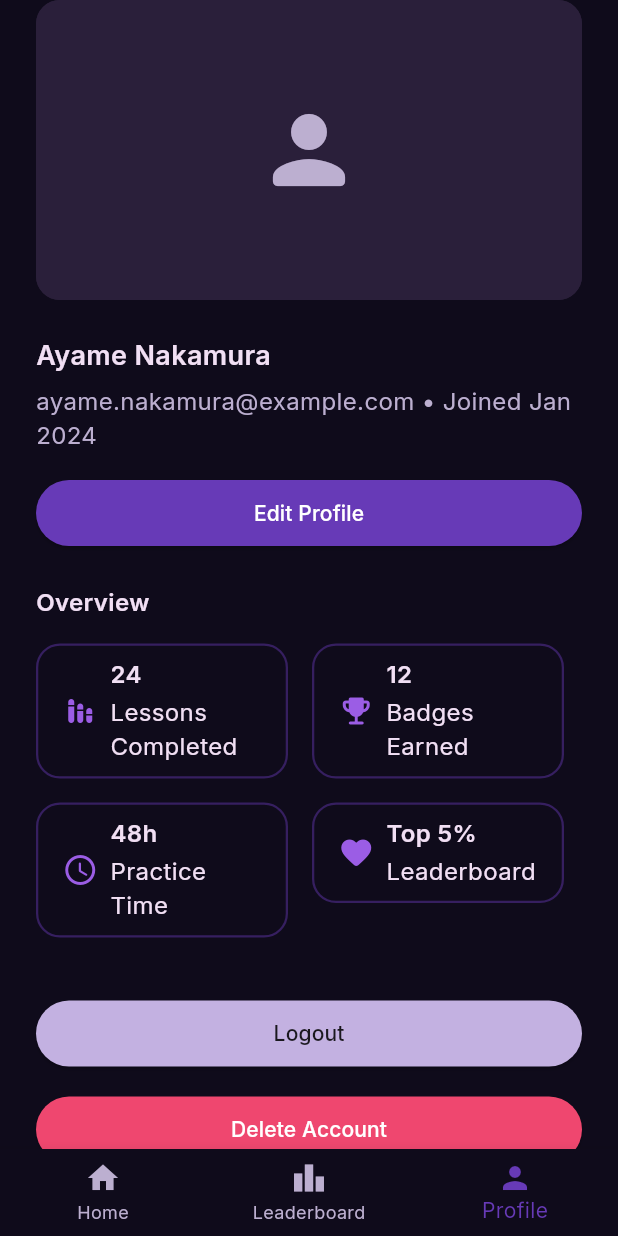
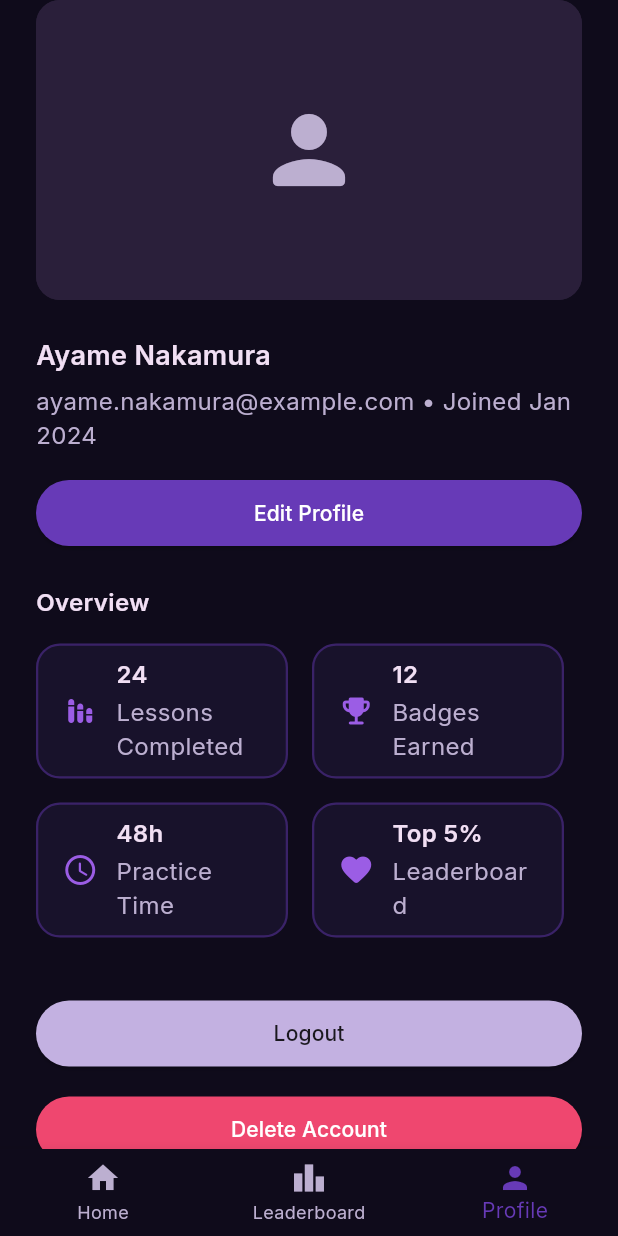
Before and after one commit to EzraArya/SIBI-Quest, a Flutter app: the ProfilePage screen opened by its route, on a phone screen of 412 x 824 dp. Run offline on Flutter 3.47's test engine with Material 3 defaults, Android fonts, the phone set to English and light mode, and no system bars; our stand-ins replace camera, go_router, permission_handler, smooth_page_indicator; missing offline and left inert: tflite_flutter.

Commit message:
Update image_text_box.dart

```diff
--- a/lib/shared/widgets/image_text_box.dart
+++ b/lib/shared/widgets/image_text_box.dart
@@ -11,6 +11,13 @@ class ImageTextBox extends StatelessWidget {
   final Color borderColor;
   final double borderWidth;
   final double borderRadius;
+  final Color backgroundColor;
+  final Color titleColor;
+  final Color descriptionColor;
+  final CustomTextType titleType;
+  final CustomTextType descriptionType;
+  final int descriptionMaxLines;
+  final double spacing;
 
   const ImageTextBox({
     super.key,
@@ -21,6 +28,13 @@ class ImageTextBox extends StatelessWidget {
     this.borderColor = AppColors.primary,
     this.borderWidth = 2,
     this.borderRadius = 6,
+    this.backgroundColor = Colors.transparent,
+    this.titleColor = AppColors.text,
+    this.descriptionColor = AppColors.text,
+    this.titleType = CustomTextType.bodyBold,
+    this.descriptionType = CustomTextType.text,
+    this.descriptionMaxLines = 2,
+    this.spacing = 8,
   });
 
   @override
@@ -29,7 +43,7 @@ class ImageTextBox extends StatelessWidget {
       width: double.infinity,
       padding: padding,
       decoration: BoxDecoration(
-        color: Colors.transparent,
+        color: backgroundColor,
         borderRadius: BorderRadius.circular(borderRadius),
         border: Border.all(color: borderColor, width: borderWidth),
       ),
@@ -37,23 +51,19 @@ class ImageTextBox extends StatelessWidget {
         crossAxisAlignment: CrossAxisAlignment.center,
         children: [
           icon,
-          const SizedBox(width: 8),
+          SizedBox(width: spacing),
           Expanded(
             child: Column(
               crossAxisAlignment: CrossAxisAlignment.start,
               mainAxisSize: MainAxisSize.min,
               children: [
-                CustomText(
-                  text: title,
-                  type: CustomTextType.bodyBold,
-                  color: AppColors.text,
-                ),
+                CustomText(text: title, type: titleType, color: titleColor),
                 const SizedBox(height: 2),
                 CustomText(
                   text: description,
-                  type: CustomTextType.body,
-                  color: AppColors.text,
-                  maxLines: 2,
+                  type: descriptionType,
+                  color: descriptionColor,
+                  maxLines: descriptionMaxLines,
                   overflow: TextOverflow.ellipsis,
                 ),
               ],
```
